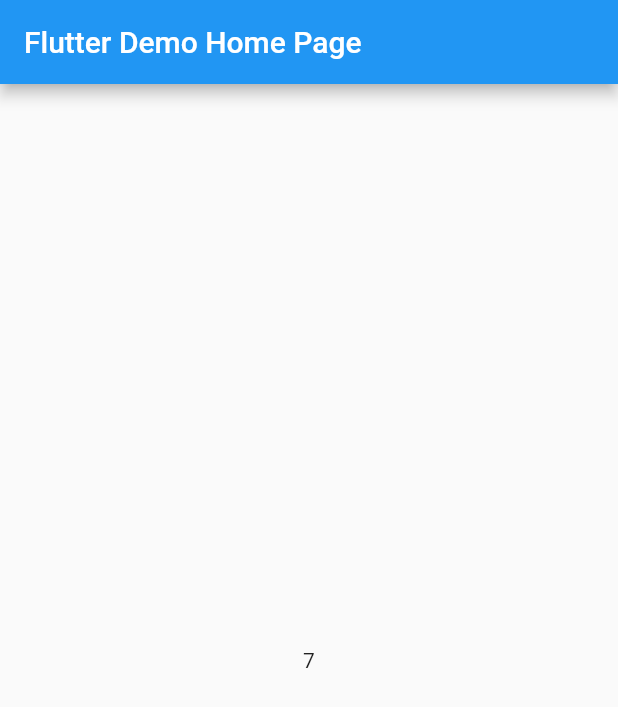
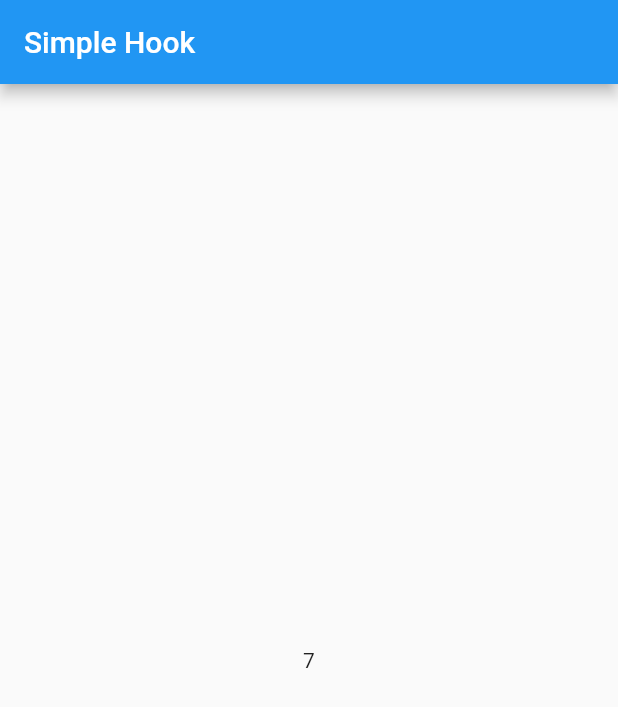
Before and after one commit to vladoja/flutter_hooks_simple_timer, a Flutter app: the screen it shows after launch, on a phone screen of 412 x 824 dp. Shown: the top 707 px of the screen. Run offline on Flutter 3.47's test engine with Material 2 defaults, Android fonts, the light colour scheme and no system bars; our stand-ins replace flutter_hooks.

Commit message:
HookWidget with useEffect

```diff
--- a/lib/main.dart
+++ b/lib/main.dart
@@ -1,6 +1,7 @@
 import 'dart:async';
 
 import 'package:flutter/material.dart';
+import 'package:flutter_hooks/flutter_hooks.dart';
 
 void main() {
   runApp(const MyApp());
@@ -16,7 +17,8 @@
       theme: ThemeData(
         primarySwatch: Colors.blue,
       ),
-      home: const HomePage(title: 'Flutter Demo Home Page'),
+      // home: const HomePage(title: 'Flutter Demo Home Page'),
+      home: const HomePageHook(),
     );
   }
 }
@@ -62,3 +64,28 @@
     );
   }
 }
+
+class HomePageHook extends HookWidget {
+  const HomePageHook({super.key});
+
+  @override
+  Widget build(BuildContext context) {
+    final _numberNotifier = useState(0);
+
+    useEffect(() {
+      final timer = Timer.periodic(Duration(seconds: 1), (time) {
+        _numberNotifier.value = time.tick;
+      });
+      return timer.cancel;
+    }, const []);
+
+    return Scaffold(
+      appBar: AppBar(
+        title: const Text("Simple Hook"),
+      ),
+      body: Center(
+        child: Text(_numberNotifier.value.toString()),
+      ),
+    );
+  }
+}
```
